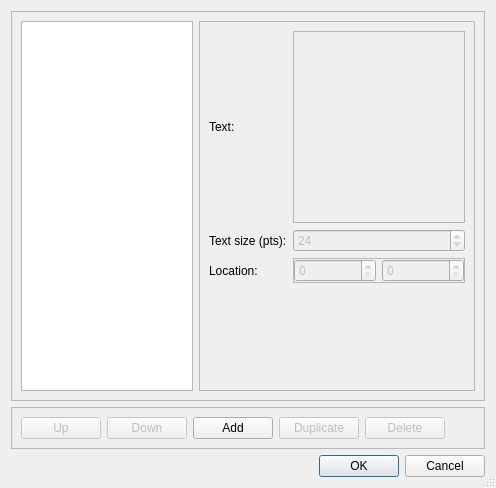
The window that src/DialogEditAnnotations.ui (gdevic/Z80Explorer) describes before a commit, drawn with Qt 5.
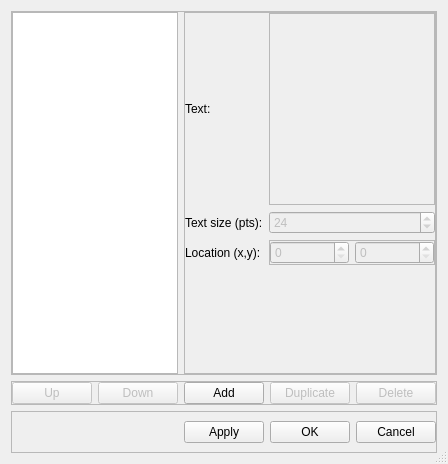
The same window after the commit.

Commit message: Refinements to the dialog edit annotations

Patch:
```diff
--- a/src/DialogEditAnnotations.ui
+++ b/src/DialogEditAnnotations.ui
@@ -6,8 +6,8 @@
    <rect>
     <x>0</x>
     <y>0</y>
-    <width>496</width>
-    <height>488</height>
+    <width>443</width>
+    <height>464</height>
    </rect>
   </property>
   <property name="windowTitle">
@@ -26,6 +26,18 @@
       <enum>QFrame::Raised</enum>
      </property>
      <layout class="QHBoxLayout" name="horizontalLayout_3">
+      <property name="leftMargin">
+       <number>0</number>
+      </property>
+      <property name="topMargin">
+       <number>0</number>
+      </property>
+      <property name="rightMargin">
+       <number>0</number>
+      </property>
+      <property name="bottomMargin">
+       <number>0</number>
+      </property>
       <item>
        <widget class="QListWidget" name="listAll">
         <property name="selectionMode">
@@ -42,6 +54,18 @@
          <enum>QFrame::Raised</enum>
         </property>
         <layout class="QGridLayout" name="gridLayout">
+         <property name="leftMargin">
+          <number>0</number>
+         </property>
+         <property name="topMargin">
+          <number>0</number>
+         </property>
+         <property name="rightMargin">
+          <number>0</number>
+         </property>
+         <property name="bottomMargin">
+          <number>0</number>
+         </property>
          <item row="1" column="0">
           <widget class="QLabel" name="label_text">
            <property name="text">
@@ -82,7 +106,7 @@
          <item row="3" column="0">
           <widget class="QLabel" name="label_location">
            <property name="text">
-            <string>Location:</string>
+            <string>Location (x,y):</string>
            </property>
           </widget>
          </item>
@@ -158,6 +182,18 @@
       <enum>QFrame::Raised</enum>
      </property>
      <layout class="QHBoxLayout" name="horizontalLayout">
+      <property name="leftMargin">
+       <number>0</number>
+      </property>
+      <property name="topMargin">
+       <number>0</number>
+      </property>
+      <property name="rightMargin">
+       <number>0</number>
+      </property>
+      <property name="bottomMargin">
+       <number>0</number>
+      </property>
       <item>
        <widget class="QPushButton" name="btUp">
         <property name="enabled">
@@ -222,13 +258,55 @@
     </widget>
    </item>
    <item>
-    <widget class="QDialogButtonBox" name="buttonBox">
-     <property name="orientation">
-      <enum>Qt::Horizontal</enum>
+    <widget class="QFrame" name="frame_buttonbox">
+     <property name="frameShape">
+      <enum>QFrame::StyledPanel</enum>
      </property>
-     <property name="standardButtons">
-      <set>QDialogButtonBox::Cancel|QDialogButtonBox::Ok</set>
+     <property name="frameShadow">
+      <enum>QFrame::Raised</enum>
      </property>
+     <layout class="QHBoxLayout" name="horizontalLayout_4">
+      <property name="leftMargin">
+       <number>0</number>
+      </property>
+      <property name="rightMargin">
+       <number>0</number>
+      </property>
+      <item>
+       <spacer name="horizontalSpacer_2">
+        <property name="orientation">
+         <enum>Qt::Horizontal</enum>
+        </property>
+        <property name="sizeHint" stdset="0">
+         <size>
+          <width>40</width>
+          <height>20</height>
+         </size>
+        </property>
+       </spacer>
+      </item>
+      <item>
+       <widget class="QPushButton" name="btApply">
+        <property name="text">
+         <string>Apply</string>
+        </property>
+       </widget>
+      </item>
+      <item>
+       <widget class="QPushButton" name="btOk">
+        <property name="text">
+         <string>OK</string>
+        </property>
+       </widget>
+      </item>
+      <item>
+       <widget class="QPushButton" name="btCancel">
+        <property name="text">
+         <string>Cancel</string>
+        </property>
+       </widget>
+      </item>
+     </layout>
     </widget>
    </item>
   </layout>
```
Left out of the diff: 33 changed lines with no effect on the pictures. The commit also changes 2 other files.
